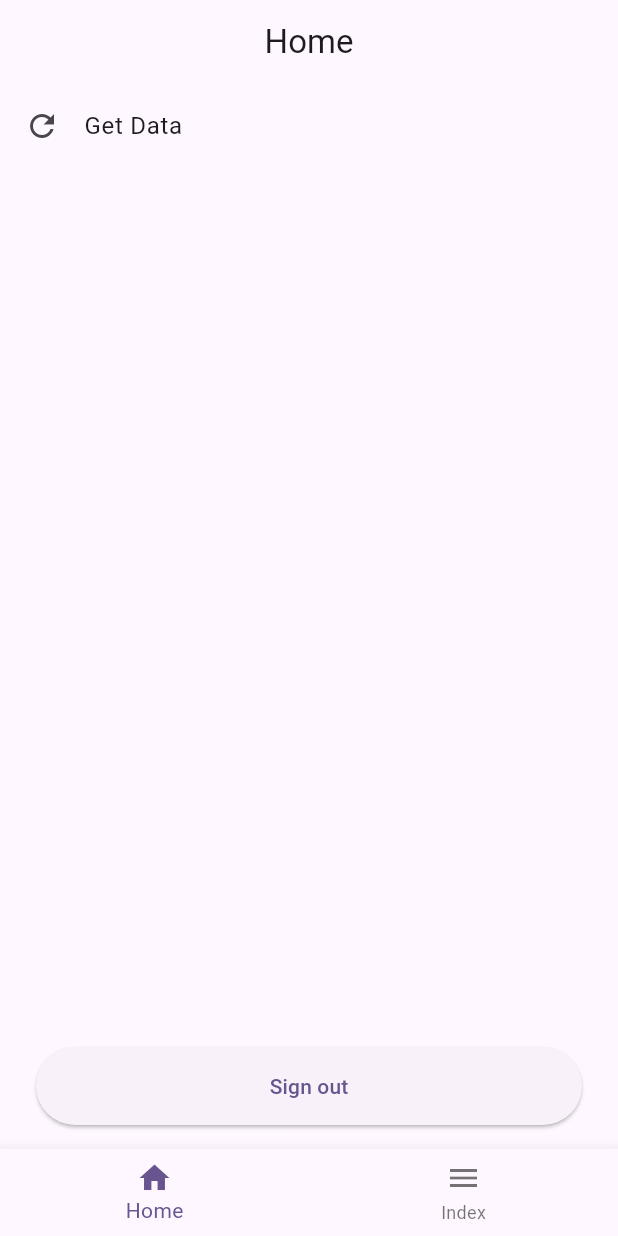
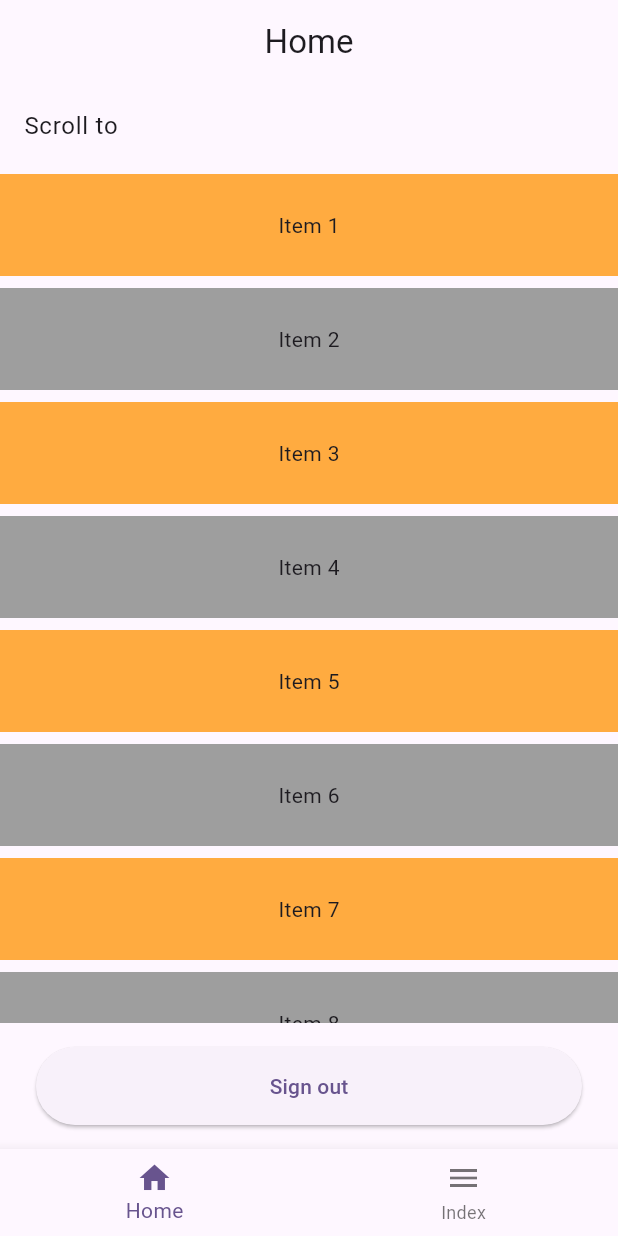
Before and after one commit to DanielSeldura/mobile-3-session-1-stateful-management, a Flutter app: the screen it shows once a user with an empty profile is signed in, on a phone screen of 412 x 824 dp. Run offline on Flutter 3.47's test engine with Material 3 defaults, Android fonts, the phone set to English and light mode, and no system bars; our stand-ins replace cloud_firestore, equatable, firebase_auth, firebase_core, firebase_storage, flutter_spinkit and 6 more; missing offline and left inert: github_sign_in_plus; accounts and stored records are empty.

Commit message:
Scrollable makkevisible

```diff
--- a/lib/src/screens/home/home.screen.dart
+++ b/lib/src/screens/home/home.screen.dart
@@ -1,19 +1,7 @@
-import 'dart:typed_data';
-
-import 'package:firebase_auth/firebase_auth.dart';
-import 'package:firebase_storage/firebase_storage.dart';
 import 'package:flutter/material.dart';
-import 'package:image_cropper/image_cropper.dart';
-import 'package:image_picker/image_picker.dart';
 import 'package:state_change_demo/src/controllers/auth_controller.dart';
-import 'package:state_change_demo/src/controllers/user_data_controller.dart';
 import 'package:state_change_demo/src/dialogs/waiting_dialog.dart';
-import 'package:state_change_demo/src/screens/demos/rest_demo.screen.dart';
 import 'package:state_change_demo/src/screens/home/queries_demo.screen.dart';
-import 'package:state_change_demo/src/screens/home/user_profile.screen.dart';
-import 'package:state_change_demo/src/services/firestore_service.dart';
-
-import '../../models/user2.model.dart';
 
 class HomeScreen extends StatelessWidget {
   static const String route = '/home';
@@ -43,8 +31,53 @@ class HomeScreen extends StatelessWidget {
       ),
       body: const SafeArea(
         // child: UserProfileScreen()
-        child: QueriesDemo(),
+        child: ProgrammaticallyScrollToIndexedItem(),
       ),
     );
   }
 }
+
+
+
+class ProgrammaticallyScrollToIndexedItem extends StatefulWidget {
+  const ProgrammaticallyScrollToIndexedItem({super.key});
+
+  @override
+  State<ProgrammaticallyScrollToIndexedItem> createState() =>
+      _ProgrammaticallyScrollToIndexedItemState();
+}
+
+class _ProgrammaticallyScrollToIndexedItemState
+    extends State<ProgrammaticallyScrollToIndexedItem> {
+  @override
+  Widget build(BuildContext context) {
+    return Column(
+      children: [
+        ListTile(
+          title: Text("Scroll to "),
+          onTap: () {
+            Scrollable.ensureVisible(GlobalObjectKey(9).currentContext!,
+                duration: const Duration(milliseconds: 250));
+          },
+        ),
+        Expanded(
+          child: SingleChildScrollView(
+            child: Column(
+              crossAxisAlignment: CrossAxisAlignment.stretch,
+              children: [
+                for (int i = 1; i < 200; i++)
+                  Container(
+                    key: GlobalObjectKey(i),
+                    padding: const EdgeInsets.all(24),
+                    margin: const EdgeInsets.symmetric(vertical: 4),
+                    color: i % 2 == 0 ? Colors.grey : Colors.orangeAccent,
+                    child: Center(child: Text("Item $i")),
+                  )
+              ],
+            ),
+          ),
+        ),
+      ],
+    );
+  }
+}
```
